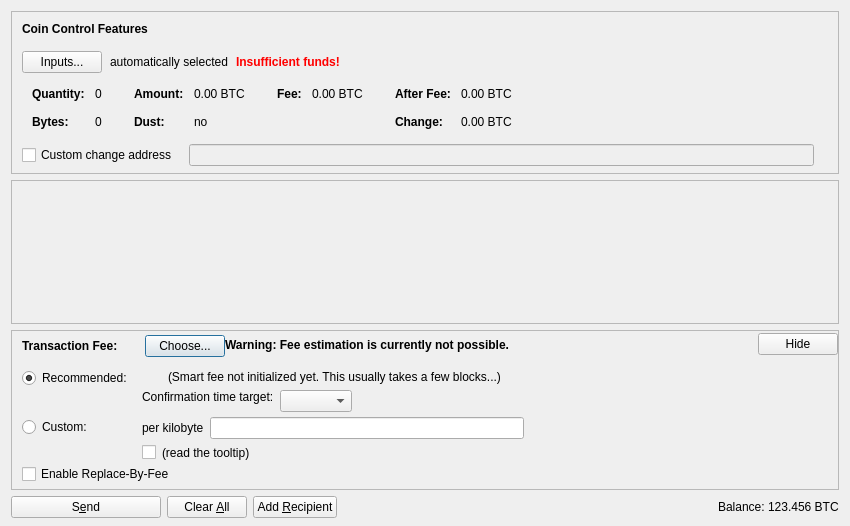
Above: src/qt/forms/sendcoinsdialog.ui from goomario/btchd before the change. Below: the same form after it.
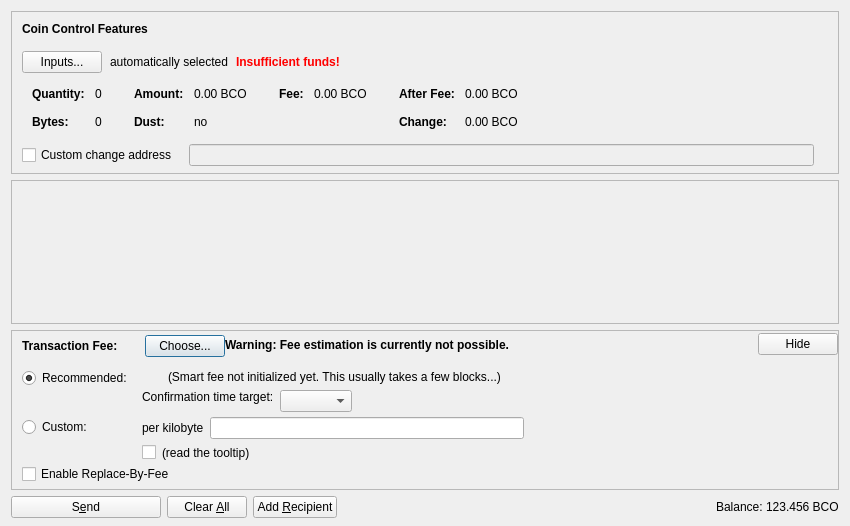
That is the form after the change. Icons and pictures are not drawn. Custom widgets are drawn as their Qt base class.

What changed in the file:
```diff
--- a/src/qt/forms/sendcoinsdialog.ui
+++ b/src/qt/forms/sendcoinsdialog.ui
@@ -324,7 +324,7 @@
                   <enum>Qt::ActionsContextMenu</enum>
                  </property>
                  <property name="text">
-                  <string notr="true">0.00 BTC</string>
+                  <string notr="true">0.00 BCO</string>
                  </property>
                  <property name="textInteractionFlags">
                   <set>Qt::LinksAccessibleByMouse|Qt::TextSelectableByKeyboard|Qt::TextSelectableByMouse</set>
@@ -404,7 +404,7 @@
                   <enum>Qt::ActionsContextMenu</enum>
                  </property>
                  <property name="text">
-                  <string notr="true">0.00 BTC</string>
+                  <string notr="true">0.00 BCO</string>
                  </property>
                  <property name="textInteractionFlags">
                   <set>Qt::LinksAccessibleByMouse|Qt::TextSelectableByKeyboard|Qt::TextSelectableByMouse</set>
@@ -455,7 +455,7 @@
                   <enum>Qt::ActionsContextMenu</enum>
                  </property>
                  <property name="text">
-                  <string notr="true">0.00 BTC</string>
+                  <string notr="true">0.00 BCO</string>
                  </property>
                  <property name="textInteractionFlags">
                   <set>Qt::LinksAccessibleByMouse|Qt::TextSelectableByKeyboard|Qt::TextSelectableByMouse</set>
@@ -484,7 +484,7 @@
                   <enum>Qt::ActionsContextMenu</enum>
                  </property>
                  <property name="text">
-                  <string notr="true">0.00 BTC</string>
+                  <string notr="true">0.00 BCO</string>
                  </property>
                  <property name="textInteractionFlags">
                   <set>Qt::LinksAccessibleByMouse|Qt::TextSelectableByKeyboard|Qt::TextSelectableByMouse</set>
@@ -1247,7 +1247,7 @@
           <cursorShape>IBeamCursor</cursorShape>
          </property>
          <property name="text">
-          <string notr="true">123.456 BTC</string>
+          <string notr="true">123.456 BCO</string>
          </property>
          <property name="textInteractionFlags">
           <set>Qt::LinksAccessibleByMouse|Qt::TextSelectableByKeyboard|Qt::TextSelectableByMouse</set>
```
